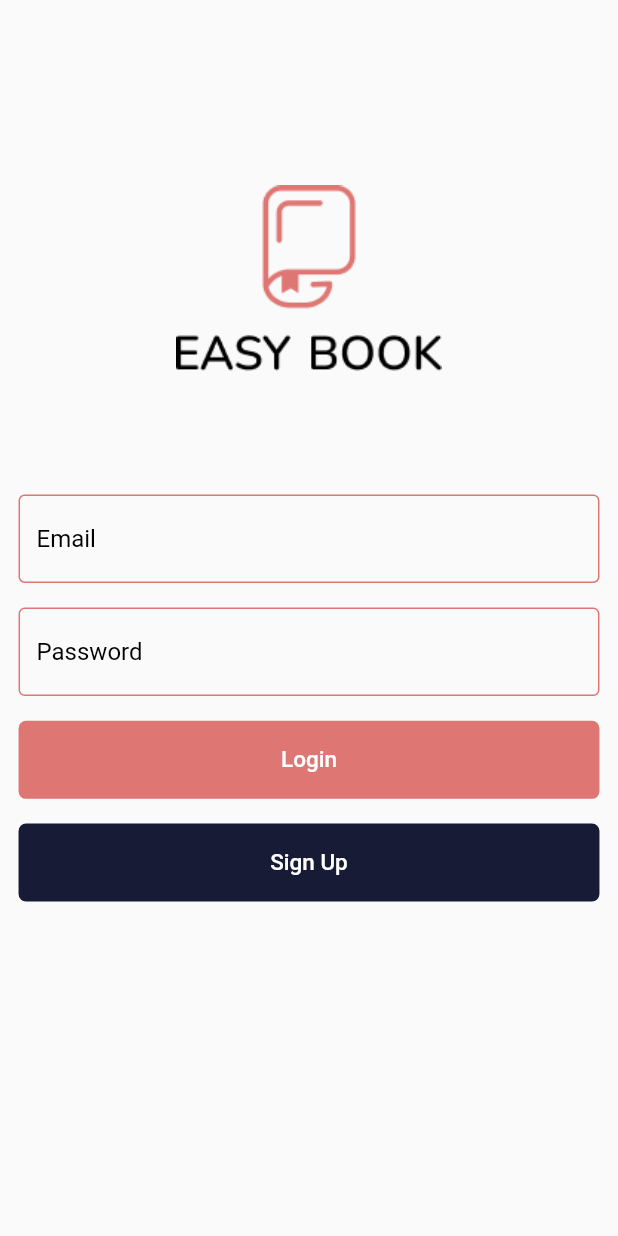
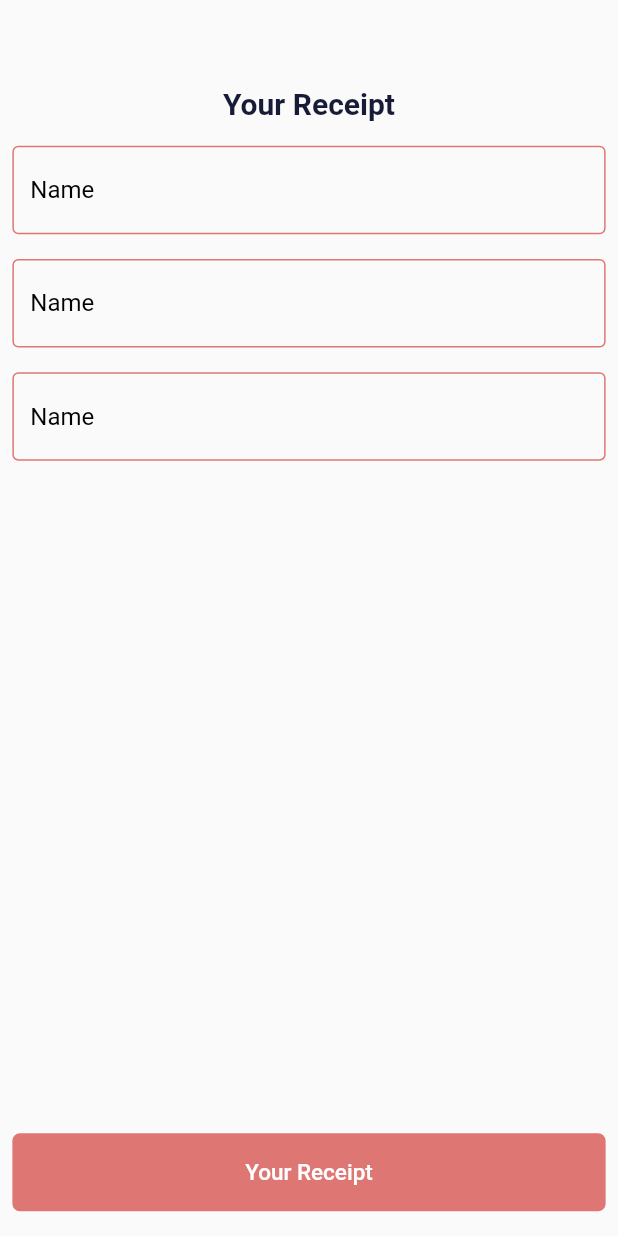
Before and after one commit to MohmaedSobhy/Bookly-App, a Flutter app: the screen it shows after launch, on a phone screen of 412 x 824 dp. Run offline on Flutter 3.47's test engine with Material 2 defaults, Android fonts, the phone set to English and light mode, and no system bars; our stand-ins replace bloc, carousel_slider, dio, flutter_bloc, flutter_secure_storage, fluttertoast and 4 more.

Commit message:
ordering book

```diff
--- a/lib/booky_app.dart
+++ b/lib/booky_app.dart
@@ -1,5 +1,5 @@
-import 'package:books_app/core/routes/route_setting.dart';
 import 'package:books_app/feature/Home/controller/home_cubit.dart';
+import 'package:books_app/feature/order/screens/order_screen.dart';
 import 'package:books_app/feature/setting/controller/setting_cubit.dart';
 import 'package:flutter/material.dart';
 import 'package:flutter_bloc/flutter_bloc.dart';
@@ -18,8 +18,8 @@ class BookyApp extends StatelessWidget {
       ],
       child: GetMaterialApp(
         debugShowCheckedModeBanner: false,
-        onGenerateRoute: AppRouting.genertateRoute,
-        //home: const HomeLayout(),
+        // onGenerateRoute: AppRouting.genertateRoute,
+        home: const OrderScreen(),
         theme: ThemeData(
           primaryColor: AppColor.mainColor,
         ),
--- a/lib/core/localization/app_string.dart
+++ b/lib/core/localization/app_string.dart
@@ -36,4 +36,6 @@ abstract class AppString {
   static const String addToCartSucess = "Book Add to Cart Successfully";
   static const String addToWishSucess = "Book Add to Wish List Successfully";
   static const String noMoreBooks = "No More Books";
+  static const String orderNow = "Orde Now";
+  static const String yourReceipt = "Your Receipt";
 }
--- /dev/null
+++ b/lib/feature/order/controller/order_state.dart
@@ -0,0 +1,3 @@
+abstract class OrderState {}
+
+final class OrderInitial extends OrderState {}
--- /dev/null
+++ b/lib/feature/order/screens/order_screen.dart
@@ -0,0 +1,74 @@
+import 'package:books_app/core/theme/app_color.dart';
+import 'package:books_app/core/widgets/custom_button.dart';
+import 'package:books_app/core/widgets/sized_box_high.dart';
+import 'package:books_app/core/widgets/text_field.dart';
+import 'package:flutter/material.dart';
+
+import '../../../core/localization/app_string.dart';
+
+class OrderScreen extends StatelessWidget {
+  const OrderScreen({super.key});
+
+  @override
+  Widget build(BuildContext context) {
+    return SafeArea(
+      child: Scaffold(
+        body: Padding(
+          padding: EdgeInsets.symmetric(
+            horizontal: MediaQuery.sizeOf(context).width * 0.02,
+            vertical: MediaQuery.sizeOf(context).height * 0.02,
+          ),
+          child: Column(
+            mainAxisAlignment: MainAxisAlignment.start,
+            crossAxisAlignment: CrossAxisAlignment.start,
+            children: [
+              SizedBox(
+                height: MediaQuery.sizeOf(context).height * 0.05,
+              ),
+              const Center(
+                child: Text(
+                  AppString.yourReceipt,
+                  textAlign: TextAlign.center,
+                  style: TextStyle(
+                    color: AppColor.darkBlue,
+                    fontWeight: FontWeight.bold,
+                    fontSize: 20,
+                  ),
+                ),
+              ),
+              const SizedBoxHight(),
+              CustomeTextFormField(
+                controller: TextEditingController(),
+                hint: AppString.name,
+                textInputType: TextInputType.text,
+              ),
+              const SizedBoxHight(),
+              CustomeTextFormField(
+                controller: TextEditingController(),
+                hint: AppString.name,
+                textInputType: TextInputType.text,
+              ),
+              const SizedBoxHight(),
+              CustomeTextFormField(
+                controller: TextEditingController(),
+                hint: AppString.name,
+                textInputType: TextInputType.text,
+              ),
+              const SizedBoxHight(),
+              Expanded(
+                child: ListView(
+                  children: [],
+                ),
+              ),
+              CustomButton(
+                onTap: () {},
+                width: double.infinity,
+                title: AppString.yourReceipt,
+              )
+            ],
+          ),
+        ),
+      ),
+    );
+  }
+}
```
Also changed, not shown: lib/feature/order/controller/order_cubit.dart (added, +7 -0 lines), lib/feature/order/widgets/receipt.dart (added, +64 -0 lines), 3 other files.
